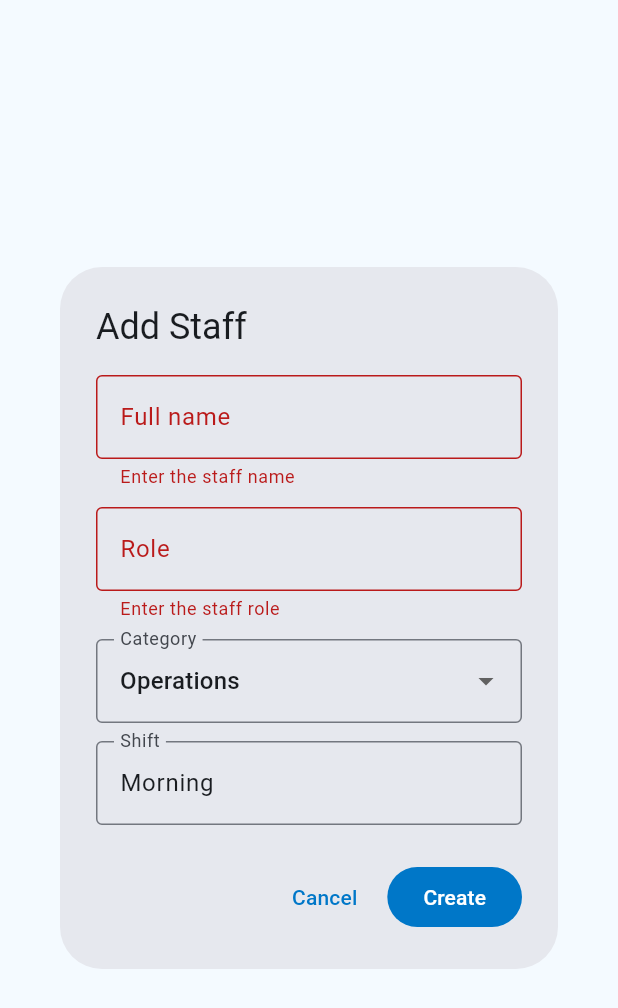
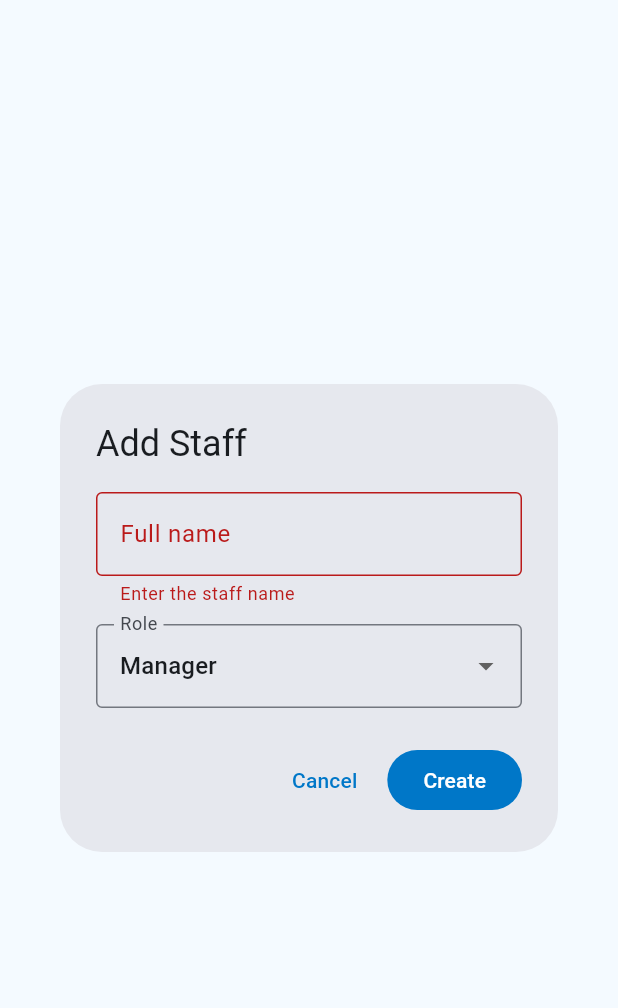
Before and after one commit to WilsonNKG/Waterpark, a Flutter app: the AddStaffDialog widget shown alone on an empty page, opened directly, after a tap on "Create", on a phone screen of 412 x 824 dp. Shown: the top 1008 px of the screen. Run offline on Flutter 3.47's test engine with Material 3 defaults, Android fonts, the light colour scheme and no system bars; our stand-ins replace qr_flutter, supabase_flutter; missing offline and left inert: mobile_scanner; accounts and stored records are empty.

Commit message:
remove staff shfit and catefory from the stadd sectiion, QR, db

```diff
--- a/lib/features/qr_scan/domain/staff_qr_validator.dart
+++ b/lib/features/qr_scan/domain/staff_qr_validator.dart
@@ -11,7 +11,7 @@ class StaffQrValidator {
     final normalized = rawValue.trim();
     final parts = normalized.split('|');
 
-    if (parts.length < 5 || parts.first != 'STAFF') {
+    if (parts.length < 4 || parts.first != 'STAFF') {
       return QrScanResult(
         status: QrScanStatus.invalidFormat,
         title: 'Invalid QR',
@@ -23,8 +23,7 @@ class StaffQrValidator {
 
     final staffCode = parts[1];
     final scannedName = parts[2];
-    final scannedCategory = parts[3];
-    final scannedShift = parts[4];
+    final scannedRole = parts[3];
 
     final matchedStaff = staffMembers
         .where((member) => member.staffCode == staffCode)
@@ -42,10 +41,9 @@ class StaffQrValidator {
     }
 
     final nameMatches = matchedStaff.name == scannedName;
-    final categoryMatches = matchedStaff.category.key == scannedCategory;
-    final shiftMatches = matchedStaff.shift == scannedShift;
+    final roleMatches = matchedStaff.role == scannedRole;
 
-    if (!nameMatches || !categoryMatches || !shiftMatches) {
+    if (!nameMatches || !roleMatches) {
       return QrScanResult(
         status: QrScanStatus.tamperedData,
         title: 'QR Data Mismatch',
@@ -60,7 +58,7 @@ class StaffQrValidator {
       status: QrScanStatus.validStaff,
       title: 'Staff Verified',
       message:
-          '${matchedStaff.name} is a valid staff member in the ${matchedStaff.category.label} category.',
+          '${matchedStaff.name} is a valid staff member with role ${matchedStaff.role}.',
       rawValue: normalized,
       staffMember: matchedStaff,
     );
--- a/lib/features/qr_scan/presentation/pages/qr_scan_page.dart
+++ b/lib/features/qr_scan/presentation/pages/qr_scan_page.dart
@@ -497,11 +497,6 @@ class ScanResultCard extends StatelessWidget {
             ),
             ScanResultDetail(label: 'Name', value: result.staffMember!.name),
             ScanResultDetail(label: 'Role', value: result.staffMember!.role),
-            ScanResultDetail(
-              label: 'Category',
-              value: result.staffMember!.category.label,
-            ),
-            ScanResultDetail(label: 'Shift', value: result.staffMember!.shift),
           ],
           if (result.rawValue != null) ...[
             const SizedBox(height: 16),
--- a/lib/features/staff_access/domain/staff_member.dart
+++ b/lib/features/staff_access/domain/staff_member.dart
@@ -1,64 +1,13 @@
-import 'package:flutter/material.dart';
-import 'package:waterpark/core/theme/waterpark_brand.dart';
-
-enum StaffCategory {
-  management(
-    key: 'management',
-    label: 'Management',
-    description: 'Manager, admin, finance, HR',
-    color: WaterparkBrand.primaryBlue,
-    icon: Icons.apartment_rounded,
-  ),
-  operations(
-    key: 'operations',
-    label: 'Operations',
-    description: 'Pool, rides, lifeguard, cashier',
-    color: WaterparkBrand.aqua,
-    icon: Icons.pool_rounded,
-  ),
-  security(
-    key: 'security',
-    label: 'Security',
-    description: 'Gate check and perimeter control',
-    color: WaterparkBrand.accentRed,
-    icon: Icons.shield_outlined,
-  ),
-  support(
-    key: 'support',
-    label: 'Support',
-    description: 'Cleaning, maintenance, utilities',
-    color: WaterparkBrand.warning,
-    icon: Icons.build_circle_outlined,
-  ),
-  seasonal(
-    key: 'seasonal',
-    label: 'Seasonal',
-    description: 'Temporary crew for peak days',
-    color: Color(0xFF7A67EE),
-    icon: Icons.event_available_rounded,
-  );
-
-  const StaffCategory({
-    required this.key,
-    required this.label,
-    required this.description,
-    required this.color,
-    required this.icon,
-  });
-
-  final String key;
-  final String label;
-  final String description;
-  final Color color;
-  final IconData icon;
-
-  static StaffCategory fromKey(String key) {
-    return StaffCategory.values.firstWhere(
-      (value) => value.key == key,
-      orElse: () => StaffCategory.operations,
-    );
-  }
-}
+const kStaffRoleOptions = <String>[
+  'Manager',
+  'Admin',
+  'Cashier',
+  'Lifeguard',
+  'Security',
+  'Cleaning Crew',
+  'Maintenance',
+  'Weekend Crew',
+];
 
 class StaffMember {
   const StaffMember({
@@ -66,8 +15,6 @@ class StaffMember {
     required this.staffCode,
     required this.name,
     required this.role,
-    required this.category,
-    required this.shift,
     this.qrPayload,
     this.createdAt,
   });
@@ -76,8 +23,6 @@ class StaffMember {
   final String staffCode;
   final String name;
   final String role;
-  final StaffCategory category;
-  final String shift;
   final String? qrPayload;
   final DateTime? createdAt;
 
@@ -90,8 +35,6 @@ class StaffMember {
     String? staffCode,
     String? name,
     String? role,
-    StaffCategory? category,
-    String? shift,
     String? qrPayload,
     bool clearQr = false,
     DateTime? createdAt,
@@ -101,8 +44,6 @@ class StaffMember {
       staffCode: staffCode ?? this.staffCode,
       name: name ?? this.name,
       role: role ?? this.role,
-      category: category ?? this.category,
-      shift: shift ?? this.shift,
       qrPayload: clearQr ? null : (qrPayload ?? this.qrPayload),
       createdAt: createdAt ?? this.createdAt,
     );
@@ -114,36 +55,17 @@ class StaffMember {
       staffCode: map['staff_code'] as String,
       name: map['name'] as String,
       role: map['role'] as String,
-      category: StaffCategory.fromKey(map['category'] as String),
-      shift: map['shift'] as String,
       qrPayload: map['qr_payload'] as String?,
       createdAt: map['created_at'] == null
           ? null
           : DateTime.tryParse(map['created_at'] as String),
     );
   }
-
-  Map<String, dynamic> toInsertMap() {
-    return {
-      'name': name,
-      'role': role,
-      'category': category.key,
-      'shift': shift,
-      'qr_payload': qrPayload,
-    };
-  }
 }
 
 class StaffDraft {
-  const StaffDraft({
-    required this.name,
-    required this.role,
-    required this.category,
-    required this.shift,
-  });
+  const StaffDraft({required this.name, required this.role});
 
   final String name;
   final String role;
-  final StaffCategory category;
-  final String shift;
 }
--- a/lib/features/staff_access/presentation/pages/staff_access_page.dart
+++ b/lib/features/staff_access/presentation/pages/staff_access_page.dart
@@ -92,7 +92,7 @@ class _StaffAccessPageState extends State<StaffAccessPage> {
             onDeleteStaff: _confirmDeleteStaff,
           ),
           const SizedBox(height: 16),
-          StaffCategoryBreakdown(members: _staffMembers),
+          StaffRoleBreakdown(members: _staffMembers),
         ],
       ],
     );
@@ -294,7 +294,7 @@ class _StaffAccessPageState extends State<StaffAccessPage> {
   }
 
   String _buildQrPayload(StaffMember member) {
-    return 'STAFF|${member.staffCode}|${member.name}|${member.category.key}|${member.shift}';
+    return 'STAFF|${member.staffCode}|${member.name}|${member.role}';
   }
 
   void _replaceMember(StaffMember updated) {
@@ -606,8 +606,6 @@ class StaffRosterCard extends StatelessWidget {
                         Expanded(flex: 2, child: StaffHeaderCell('Code')),
                         Expanded(flex: 2, child: StaffHeaderCell('Name')),
                         Expanded(flex: 2, child: StaffHeaderCell('Role')),
-                        Expanded(child: StaffHeaderCell('Category')),
-                        Expanded(child: StaffHeaderCell('Shift')),
                         Expanded(child: StaffHeaderCell('Status')),
                         Expanded(flex: 2, child: StaffHeaderCell('Actions')),
                       ],
@@ -688,14 +686,13 @@ class StaffRow extends StatelessWidget {
         children: [
           Expanded(flex: 2, child: StaffBodyCell(member.staffCode)),
           Expanded(flex: 2, child: StaffBodyCell(member.name)),
-          Expanded(flex: 2, child: StaffBodyCell(member.role)),
           Expanded(
+            flex: 2,
             child: Align(
               alignment: Alignment.centerLeft,
-              child: CategoryChip(category: member.category),
+              child: RoleChip(role: member.role),
             ),
           ),
-          Expanded(child: StaffBodyCell(member.shift)),
           Expanded(
             child: Align(
               alignment: Alignment.centerLeft,
@@ -770,19 +767,24 @@ class ActionChipButton extends StatelessWidget {
   }
 }
 
-class StaffCategoryBreakdown extends StatelessWidget {
-  const StaffCategoryBreakdown({required this.members, super.key});
+class StaffRoleBreakdown extends StatelessWidget {
+  const StaffRoleBreakdown({required this.members, super.key});
 
   final List<StaffMember> members;
 
   @override
   Widget build(BuildContext context) {
+    final knownRoles = {
+      ...kStaffRoleOptions,
+      ...members.map((member) => member.role),
+    }.toList()..sort();
+
     return BrandSurface(
       child: Column(
         crossAxisAlignment: CrossAxisAlignment.start,
         children: [
           const Text(
-            'Category Breakdown',
+            'Role Breakdown',
             style: TextStyle(
               color: WaterparkBrand.deepBlue,
               fontSize: 20,
@@ -799,23 +801,27 @@ class StaffCategoryBreakdown extends StatelessWidget {
             spacing: 12,
             runSpacing: 12,
             children: [
-              for (final category in StaffCategory.values)
+              for (final role in knownRoles)
                 Container(
                   padding: const EdgeInsets.symmetric(
                     horizontal: 14,
                     vertical: 12,
                   ),
                   decoration: BoxDecoration(
-                    color: category.color.withValues(alpha: 0.10),
+                    color: WaterparkBrand.lightBlue,
                     borderRadius: BorderRadius.circular(18),
                   ),
                   child: Row(
                     mainAxisSize: MainAxisSize.min,
                     children: [
-                      Icon(category.icon, color: category.color, size: 18),
+                      const Icon(
+                        Icons.badge_outlined,
+                        color: WaterparkBrand.primaryBlue,
+                        size: 18,
+                      ),
                       const SizedBox(width: 10),
                       Text(
-                        category.label,
+                        role,
                         style: const TextStyle(
                           color: WaterparkBrand.deepBlue,
                           fontWeight: FontWeight.w700,
@@ -823,9 +829,9 @@ class StaffCategoryBreakdown extends StatelessWidget {
                       ),
                       const SizedBox(width: 10),
                       Text(
-                        '${members.where((member) => member.category == category).length}',
-                        style: TextStyle(
-                          color: category.color,
+                        '${members.where((member) => member.role == role).length}',
+                        style: const TextStyle(
+                          color: WaterparkBrand.primaryBlue,
                           fontWeight: FontWeight.w800,
                         ),
                       ),
@@ -850,15 +856,11 @@ class AddStaffDialog extends StatefulWidget {
 class _AddStaffDialogState extends State<AddStaffDialog> {
   final _formKey = GlobalKey<FormState>();
   final _nameController = TextEditingController();
-  final _roleController = TextEditingController();
-  final _shiftController = TextEditingController(text: 'Morning');
-  StaffCategory _selectedCategory = StaffCategory.operations;
+  String _selectedRole = kStaffRoleOptions.first;
 
   @override
   void dispose() {
     _nameController.dispose();
-    _roleController.dispose();
-    _shiftController.dispose();
     super.dispose();
   }
 
@@ -887,32 +889,16 @@ class _AddStaffDialogState extends State<AddStaffDialog> {
                 },
               ),
               const SizedBox(height: 12),
-              TextFormField(
-                controller: _roleController,
+              DropdownButtonFormField<String>(
+                initialValue: _selectedRole,
                 decoration: const InputDecoration(
                   labelText: 'Role',
                   border: OutlineInputBorder(),
                 ),
-                validator: (value) {
-                  if (value == null || value.trim().isEmpty) {
-                    return 'Enter the staff role';
-                  }
-                  return null;
-                },
-              ),
-              const SizedBox(height: 12),
-              DropdownButtonFormField<StaffCategory>(
-                initialValue: _selectedCategory,
-                decoration: const InputDecoration(
-                  labelText: 'Category',
-                  border: OutlineInputBorder(),
-                ),
-                items: StaffCategory.values
+                items: kStaffRoleOptions
                     .map(
-                      (category) => DropdownMenuItem(
-                        value: category,
-                        child: Text(category.label),
-                      ),
+                      (role) =>
+                          DropdownMenuItem(value: role, child: Text(role)),
                     )
                     .toList(),
                 onChanged: (value) {
@@ -920,22 +906,8 @@ class _AddStaffDialogState extends State<AddStaffDialog> {
                     return;
                   }
                   setState(() {
-                    _selectedCategory = value;
+                    _selectedRole = value;
                   });
-                },
-              ),
-              const SizedBox(height: 12),
-              TextFormField(
-                controller: _shiftController,
-                decoration: const InputDecoration(
-                  labelText: 'Shift',
-                  border: OutlineInputBorder(),
-                ),
-                validator: (value) {
-                  if (value == null || value.trim().isEmpty) {
-                    return 'Enter the shift';
-                  }
-                  return null;
                 },
               ),
             ],
@@ -955,9 +927,7 @@ class _AddStaffDialogState extends State<AddStaffDialog> {
             Navigator.of(context).pop(
               StaffDraft(
                 name: _nameController.text.trim(),
-                role: _roleController.text.trim(),
-                category: _selectedCategory,
-                shift: _shiftController.text.trim(),
+                role: _selectedRole,
               ),
             );
           },
@@ -988,7 +958,7 @@ class StaffQrDialog extends StatelessWidget {
           crossAxisAlignment: CrossAxisAlignment.start,
           children: [
             Text(
-              '${member.staffCode} • ${member.category.label}',
+              '${member.staffCode} • ${member.role}',
               style: const TextStyle(
                 color: WaterparkBrand.gray,
                 fontSize: 13,
@@ -1080,23 +1050,23 @@ class StaffQrDialog extends StatelessWidget {
   }
 }
 
-class CategoryChip extends StatelessWidget {
-  const CategoryChip({required this.category, super.key});
+class RoleChip extends StatelessWidget {
+  const RoleChip({required this.role, super.key});
 
-  final StaffCategory category;
+  final String role;
 
   @override
   Widget build(BuildContext context) {
     return Container(
       padding: const EdgeInsets.symmetric(horizontal: 10, vertical: 6),
       decoration: BoxDecoration(
-        color: category.color.withValues(alpha: 0.12),
+        color: WaterparkBrand.lightBlue,
         borderRadius: BorderRadius.circular(999),
       ),
       child: Text(
-        category.label,
-        style: TextStyle(
-          color: category.color,
+        role,
+        style: const TextStyle(
+          color: WaterparkBrand.primaryBlue,
           fontSize: 12,
           fontWeight: FontWeight.w700,
         ),
```
Also changed, not shown: lib/features/staff_access/data/staff_repository.dart (+80 -11 lines), pubspec.lock, 1 other file.
